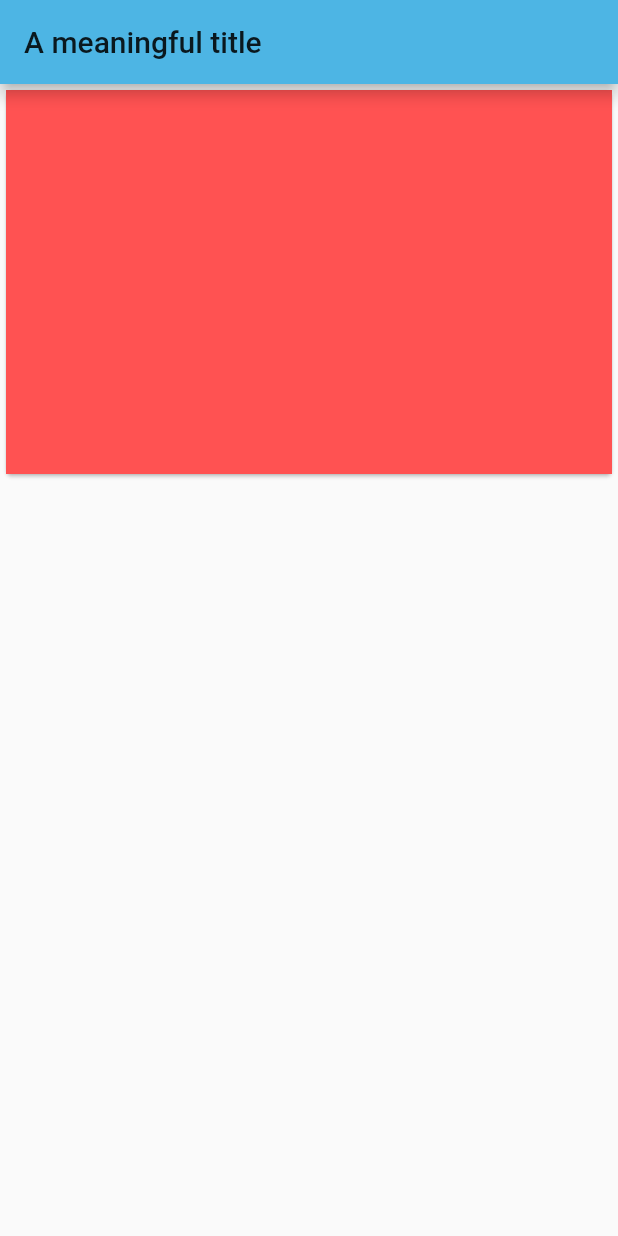
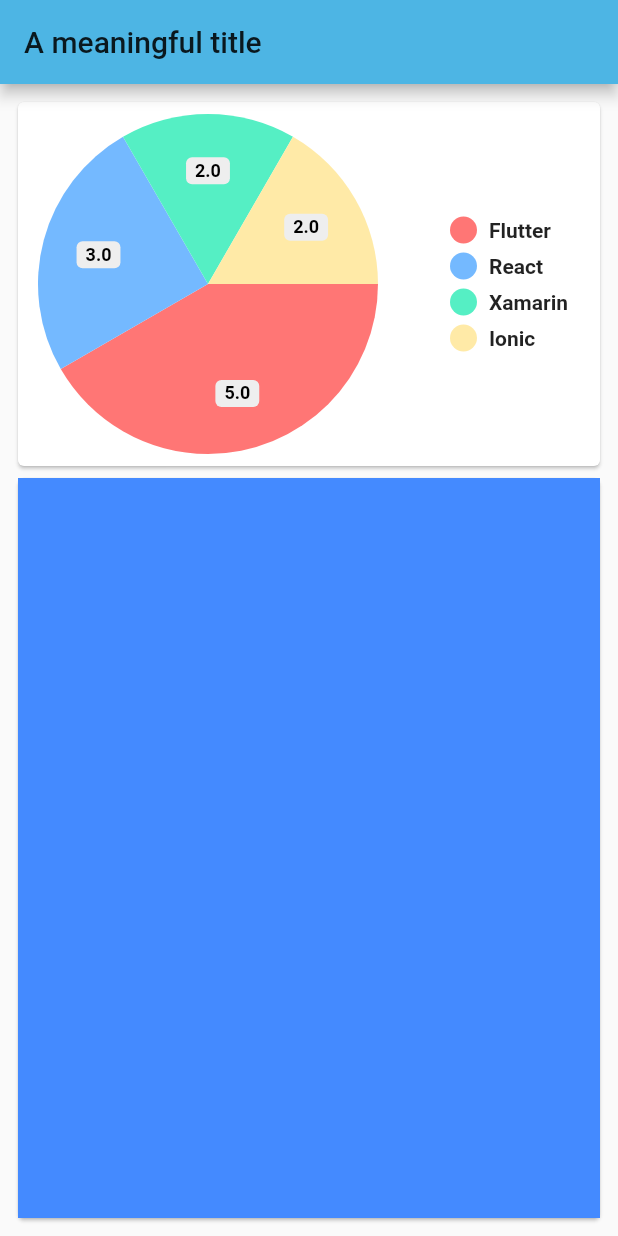
Before and after one commit to vladtf/flutter-workshop, a Flutter app: the screen it shows after launch, on a phone screen of 412 x 824 dp. Run offline on Flutter 3.47's test engine with Material 2 defaults, Android fonts, the phone set to English and light mode, and no system bars; drawn by our look-alikes of pie_chart.

Commit message:
Add pie_chard

```diff
--- a/lib/views/main_page.dart
+++ b/lib/views/main_page.dart
@@ -1,7 +1,15 @@
 import 'package:flutter/cupertino.dart';
 import 'package:flutter/material.dart';
+import 'package:pie_chart/pie_chart.dart';
 
 class MainPage extends StatelessWidget {
+  Map<String, double> dataMap = {
+    "Flutter": 5,
+    "React": 3,
+    "Xamarin": 2,
+    "Ionic": 2,
+  };
+
   @override
   Widget build(BuildContext context) {
     var appBar = AppBar(
@@ -9,11 +17,25 @@
     );
     return Scaffold(
       appBar: appBar,
-      body: Card(
-        child: Container(
-          color: Colors.redAccent,
-          height: (MediaQuery.of(context).size.height -
-                  appBar.preferredSize.height) / 3,
+      body: Padding(
+        padding: EdgeInsets.all(8.0),
+        child: Column(
+          children: [
+            Expanded(
+              flex: 1,
+              child: Card(
+                child: PieChart(dataMap: dataMap),
+              ),
+            ),
+            Expanded(
+              flex: 2,
+              child: Card(
+                child: Container(
+                  color: Colors.blueAccent,
+                ),
+              ),
+            )
+          ],
         ),
       ),
     );
--- a/pubspec.yaml
+++ b/pubspec.yaml
@@ -23,6 +23,9 @@
 dependencies:
   flutter:
     sdk: flutter
+
+  pie_chart: ^3.1.1
+
 
 
   # The following adds the Cupertino Icons font to your application.
```
Also changed, not shown: pubspec.lock.
